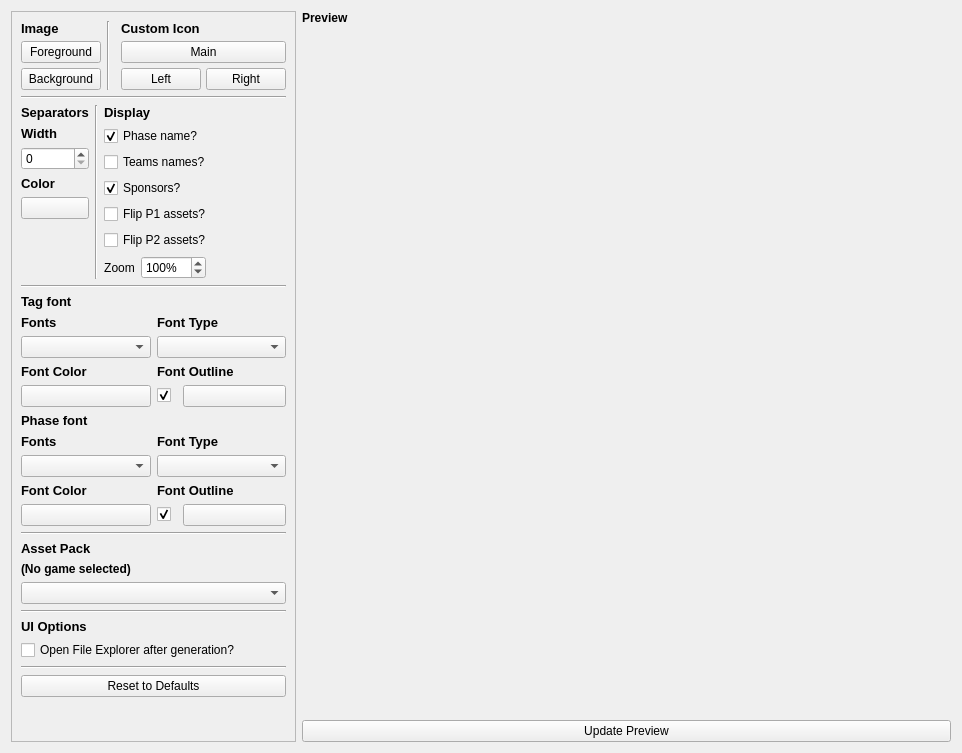
Above: src/layout/TSHThumbnailSettings.ui from joaorb64/TournamentStreamHelper before the change. Below: the same form after it.
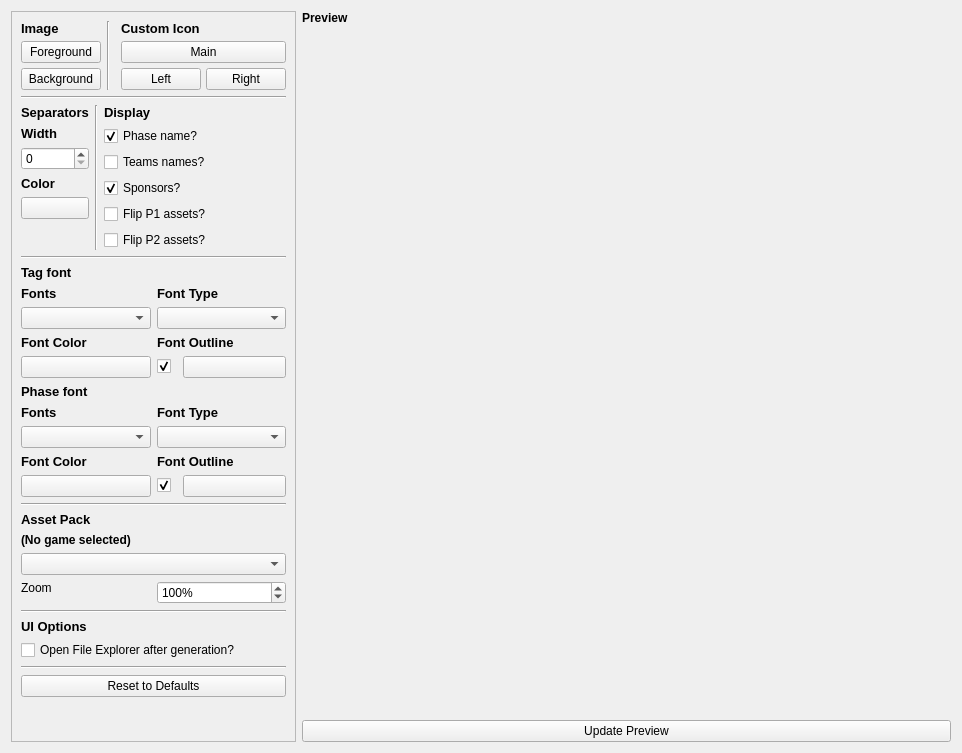
That is the form after the change.

Commit message: Moved zoom setting for thumbnail

```diff
--- a/src/layout/TSHThumbnailSettings.ui
+++ b/src/layout/TSHThumbnailSettings.ui
@@ -352,46 +352,6 @@
                </property>
               </widget>
              </item>
-             <item>
-              <layout class="QHBoxLayout" name="horizontalLayout_11">
-               <item>
-                <widget class="QLabel" name="label_14">
-                 <property name="text">
-                  <string>Zoom</string>
-                 </property>
-                 <property name="alignment">
-                  <set>Qt::AlignCenter</set>
-                 </property>
-                </widget>
-               </item>
-               <item>
-                <widget class="QSpinBox" name="zoom">
-                 <property name="suffix">
-                  <string>%</string>
-                 </property>
-                 <property name="maximum">
-                  <number>1000</number>
-                 </property>
-                 <property name="value">
-                  <number>100</number>
-                 </property>
-                </widget>
-               </item>
-               <item>
-                <spacer name="horizontalSpacer">
-                 <property name="orientation">
-                  <enum>Qt::Horizontal</enum>
-                 </property>
-                 <property name="sizeHint" stdset="0">
-                  <size>
-                   <width>40</width>
-                   <height>20</height>
-                  </size>
-                 </property>
-                </spacer>
-               </item>
-              </layout>
-             </item>
              <item>
               <spacer name="verticalSpacer_3">
                <property name="orientation">
@@ -747,6 +707,36 @@
            </item>
           </layout>
          </item>
+             <item>
+              <layout class="QHBoxLayout" name="horizontalLayout_11">
+               <item>
+                <widget class="QLabel" name="label_14">
+                 <property name="text">
+                  <string>Zoom</string>
+                 </property>
+                 <property name="alignment">
+                  <set>Qt::AlignLeft</set>
+                 </property>
+                </widget>
+               </item>
+               <item>
+                <widget class="QSpinBox" name="zoom">
+                 <property name="suffix">
+                  <string>%</string>
+                 </property>
+                 <property name="maximum">
+                  <number>1000</number>
+                 </property>
+                 <property name="minimum">
+                  <number>1</number>
+                 </property>
+                 <property name="value">
+                  <number>100</number>
+                 </property>
+                </widget>
+               </item>
+              </layout>
+             </item>
          <item>
           <widget class="Line" name="line_5">
            <property name="orientation">
```
The commit also changes 1 other file.
